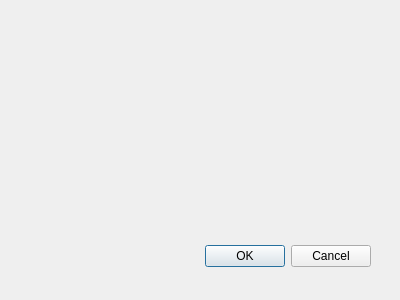
Old version of the form src/MetadataFetcherDialog.ui in the repository ochurlaud/macaw-movies.
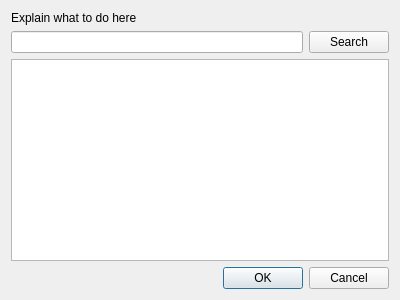
New version of the form.

The edit to the form file:
```diff
--- a/src/MetadataFetcherDialog.ui
+++ b/src/MetadataFetcherDialog.ui
@@ -15,15 +15,9 @@
   <property name="windowTitle">
    <string>Dialog</string>
   </property>
-  <widget name="buttonBox" class="QDialogButtonBox">
-   <property name="geometry">
-    <rect>
-     <x>30</x>
-     <y>240</y>
-     <width>341</width>
-     <height>32</height>
-    </rect>
-   </property>
+  <layout class="QGridLayout" name="gridLayout">
+   <item row="3" column="0">
+    <widget class="QDialogButtonBox" name="buttonBox">
    <property name="orientation">
     <enum>Qt::Horizontal</enum>
    </property>
@@ -31,8 +25,33 @@
     <set>QDialogButtonBox::Cancel|QDialogButtonBox::Ok</set>
    </property>
   </widget>
- </widget>
- <pixmapfunction/>
+   </item>
+   <item row="1" column="0">
+    <layout class="QHBoxLayout" name="horizontalLayout">
+     <item>
+      <widget class="QLineEdit" name="lineEdit"/>
+     </item>
+     <item>
+      <widget class="QPushButton" name="pushButton">
+       <property name="text">
+        <string>Search</string>
+       </property>
+      </widget>
+     </item>
+    </layout>
+   </item>
+   <item row="2" column="0">
+    <widget class="QListWidget" name="listWidget"/>
+   </item>
+   <item row="0" column="0">
+    <widget class="QLabel" name="label">
+     <property name="text">
+      <string>Explain what to do here</string>
+     </property>
+    </widget>
+   </item>
+  </layout>
+ </widget>
  <resources/>
  <connections>
   <connection>
```
Left out of the diff: 6 changed lines with no effect on the pictures. Lines whose indentation alone changed are shown as unchanged.
